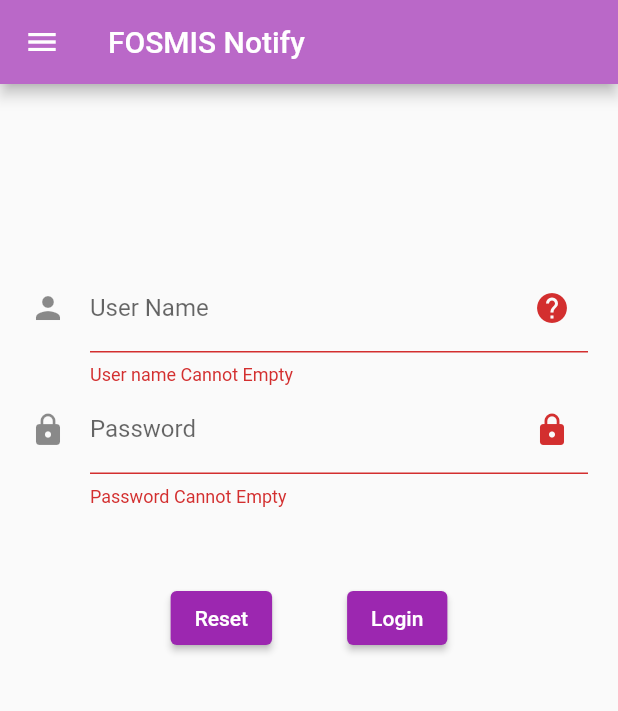
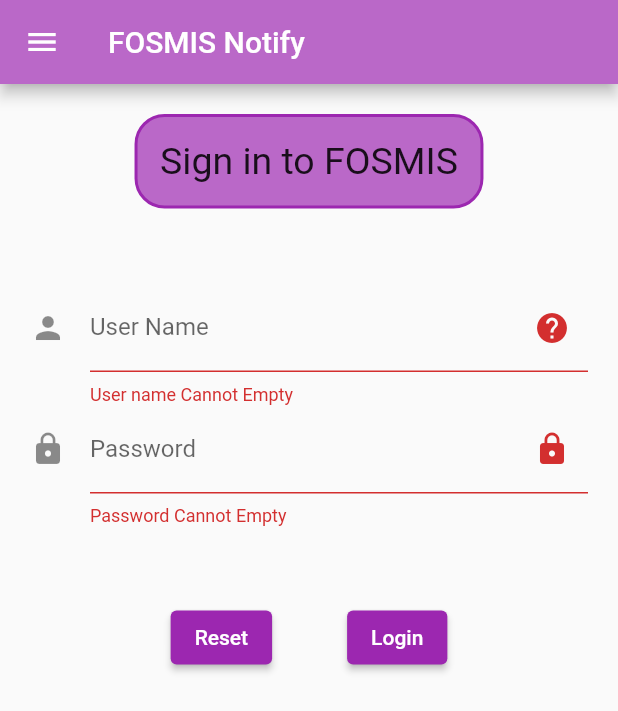
Before and after one commit to zizy97/fosmis, a Flutter app: the screen it shows after launch, after a tap on "Login", on a phone screen of 412 x 824 dp. Shown: the top 711 px of the screen. Run offline on Flutter 3.47's test engine with Material 2 defaults, Android fonts, the phone set to English and light mode, and no system bars; our stand-ins replace get, get_storage; missing offline and left inert: flutter_cached_pdfview; Roboto replaces fonts that are missing (RobotoMono).

Commit message:
splash screen added

```diff
--- a/lib/main.dart
+++ b/lib/main.dart
@@ -1,3 +1,6 @@
+import 'dart:async';
+import 'dart:io';
+
 import 'package:flutter/material.dart';
 import 'package:fosmis/pages/home.dart';
 import 'package:fosmis/pages/login.dart';
@@ -51,14 +54,43 @@ class _SplashScreenState extends State<SplashScreen> {
   void initState() {
     super.initState();
     userdate.writeIfNull('isLogged', false);
-    Future.delayed(Duration.zero, () async {
-      checklogging();
-    });
+    Timer(Duration(seconds: 2), checklogging);
   }
 
   @override
   Widget build(BuildContext context) {
-    return Scaffold();
+    return Scaffold(
+      body: Row(
+        mainAxisAlignment: MainAxisAlignment.center,
+        crossAxisAlignment: CrossAxisAlignment.center,
+        children: [
+          Column(
+            mainAxisAlignment: MainAxisAlignment.center,
+            children: [
+              Container(
+                margin: EdgeInsets.only(top: 100),
+                height: 125.0,
+                child: Image(
+                  image: AssetImage("images/logo.png"),
+                ),
+              ),
+              SizedBox(
+                height: 200,
+              ),
+              Container(
+                child: Text(
+                  "Powered By FOSMIS API",
+                  style: TextStyle(
+                      fontSize: 25,
+                      fontStyle: FontStyle.italic,
+                      fontWeight: FontWeight.bold),
+                ),
+              )
+            ],
+          ),
+        ],
+      ),
+    );
   }
 
   void checklogging() {
--- a/lib/pages/login.dart
+++ b/lib/pages/login.dart
@@ -61,8 +61,26 @@ class _LoginState extends State<Login> {
                 child: Column(
                   mainAxisAlignment: MainAxisAlignment.center,
                   children: [
+                    Row(
+                      mainAxisAlignment: MainAxisAlignment.center,
+                      children: [
+                        Container(
+                            decoration: BoxDecoration(
+                                border:
+                                    Border.all(color: Colors.purple, width: 2),
+                                borderRadius:
+                                    BorderRadius.all(Radius.circular(20)),
+                                color: Colors.purple.shade300),
+                            padding: EdgeInsets.all(15),
+                            // color: Colors.purple.shade300,
+                            child: Text(
+                              "Sign in to FOSMIS",
+                              style: TextStyle(fontSize: 25.0),
+                            ))
+                      ],
+                    ),
                     SizedBox(
-                      height: 100,
+                      height: 50,
                     ),
                     TextFormField(
                       controller: usercontrol,
--- a/pubspec.yaml
+++ b/pubspec.yaml
@@ -30,3 +30,5 @@ flutter:
 
   assets:
     - images/bell.png
+    - images/logo.png
+    - images/download.png
```
Also changed, not shown: images/download.png (added), images/logo.png (added), 28 other files.
